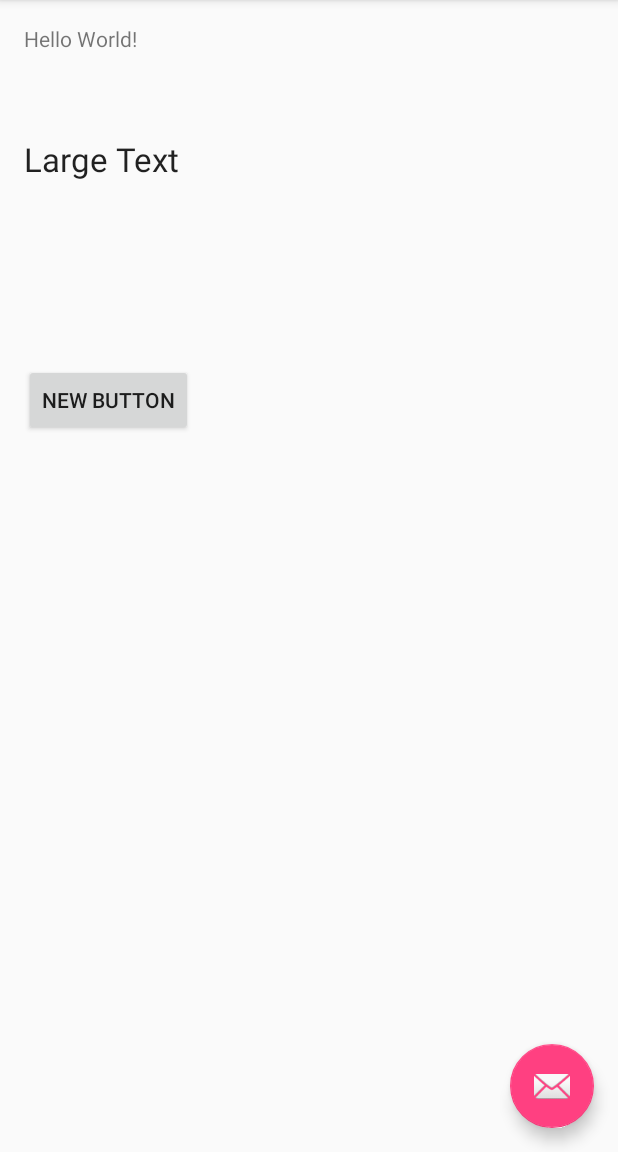
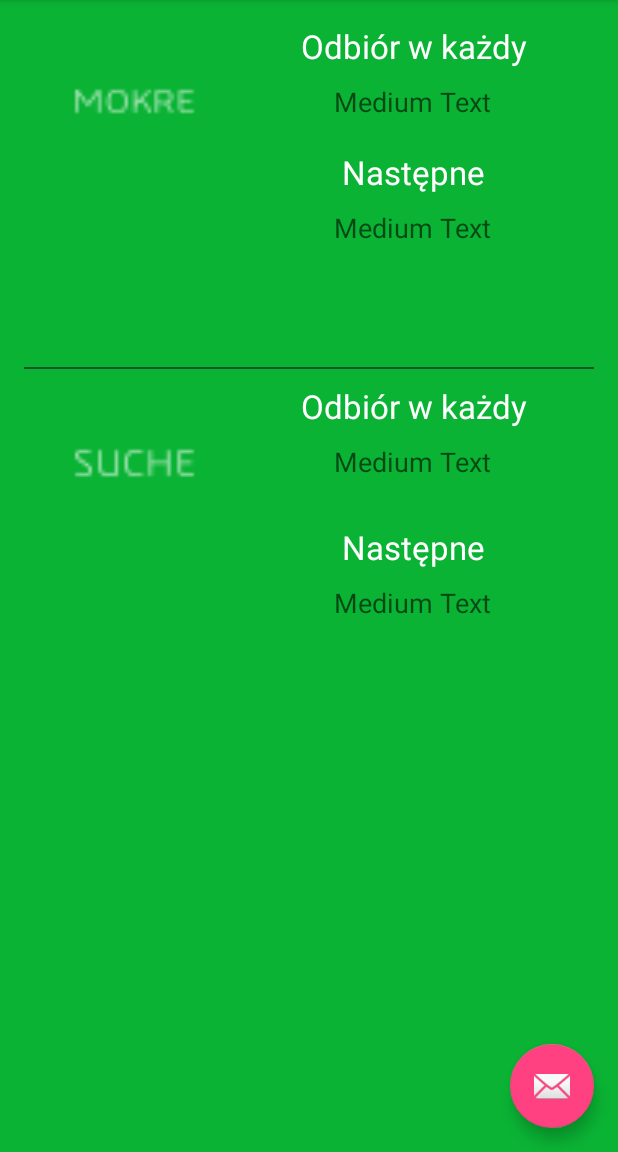
Before and after one commit to DamianNowakk/pamietaj-wyrzuc.to, an Android app: the screen it shows after launch (MainActivity), on a phone screen of 412 x 824 dp, the part 84-1236 px from its top. Run offline under Robolectric (Android 15) with nearby library versions, the phone set to English and light mode, and no system bars; libraries missing offline, so code that uses them is left out: com.loopj.android, cz.msebera.android.

Commit message:
Pierwsza wersja głównego widoku. Dołączone biblioteki do obsługi resta.

```diff
--- a/app/src/main/AndroidManifest.xml
+++ b/app/src/main/AndroidManifest.xml
@@ -28,4 +28,6 @@
         </activity>
     </application>
 
+    <uses-permission android:name="android.permission.INTERNET" />
+    <uses-permission android:name="android.permission.ACCESS_NETWORK_STATE" />
 </manifest>
--- a/app/src/main/res/layout/content_main.xml
+++ b/app/src/main/res/layout/content_main.xml
@@ -1,5 +1,5 @@
 <?xml version="1.0" encoding="utf-8"?>
-<RelativeLayout xmlns:android="http://schemas.android.com/apk/res/android"
+<LinearLayout xmlns:android="http://schemas.android.com/apk/res/android"
     xmlns:app="http://schemas.android.com/apk/res-auto"
     xmlns:tools="http://schemas.android.com/tools"
     android:layout_width="match_parent"
@@ -10,33 +10,143 @@
     android:paddingTop="@dimen/activity_vertical_margin"
     app:layout_behavior="@string/appbar_scrolling_view_behavior"
     tools:context="pl.mod3city.powiadomienia.wyrzucto.MainActivity"
-    tools:showIn="@layout/activity_main">
+    tools:showIn="@layout/activity_main"
+    android:background="#0ab334"
+    android:weightSum="1"
+    android:orientation="vertical">
+
+    <LinearLayout
+        android:orientation="horizontal"
+        android:layout_width="match_parent"
+        android:layout_height="wrap_content"
+        android:layout_weight="0.24"
+        android:weightSum="1">
+
+        <ImageView
+            android:layout_width="wrap_content"
+            android:layout_height="105dp"
+            android:id="@+id/imageView"
+            android:src="@drawable/ic_mokre_text"
+            android:layout_weight="0.25"
+            android:adjustViewBounds="true"
+            android:baselineAlignBottom="false"
+            android:clickable="true" />
+
+        <LinearLayout
+            android:orientation="vertical"
+            android:layout_width="wrap_content"
+            android:layout_height="match_parent"
+            android:layout_gravity="center_vertical"
+            android:layout_weight="0.70">
+
+            <TextView
+                android:layout_width="match_parent"
+                android:layout_height="wrap_content"
+                android:textAppearance="@android:style/TextAppearance.Large"
+                android:text="Odbiór w każdy"
+                android:id="@+id/infoOdbior"
+                android:textAlignment="center"
+                android:textColor="#ffffff" />
 
             <TextView
                 android:layout_width="wrap_content"
                 android:layout_height="wrap_content"
-        android:text="Hello World!"
-        android:id="@+id/textView2" />
+                android:textAppearance="?android:attr/textAppearanceMedium"
+                android:text="Medium Text"
+                android:id="@+id/odbiorMokreKazdy"
+                android:layout_gravity="center_horizontal"
+                android:layout_marginTop="10dp" />
+
+            <TextView
+                android:layout_width="match_parent"
+                android:layout_height="wrap_content"
+                android:textAppearance="?android:attr/textAppearanceLarge"
+                android:text="Następne"
+                android:id="@+id/infoNastepne"
+                android:textAlignment="center"
+                android:textColor="#ffffff"
+                android:layout_marginTop="20dp" />
 
             <TextView
                 android:layout_width="wrap_content"
                 android:layout_height="wrap_content"
+                android:textAppearance="?android:attr/textAppearanceMedium"
+                android:text="Medium Text"
+                android:id="@+id/odbiorMokreNastepne"
+                android:layout_gravity="center_horizontal"
+                android:layout_marginTop="10dp" />
+
+        </LinearLayout>
+    </LinearLayout>
+    <View
+        android:layout_width="fill_parent"
+        android:layout_height="1dip"
+        android:background="#0f552c"
+        android:layout_marginBottom="10dp" />
+    <LinearLayout
+        android:orientation="horizontal"
+        android:layout_width="match_parent"
+        android:layout_height="wrap_content"
+        android:layout_gravity="center_horizontal"
+        android:layout_weight="0.24"
+        android:weightSum="1">
+
+        <ImageView
+            android:layout_width="wrap_content"
+            android:layout_height="105dp"
+            android:id="@+id/imageView2"
+            android:src="@drawable/ic_suche_text"
+            android:layout_weight="0.25"
+            android:longClickable="false"
+            android:cropToPadding="false"
+            android:contextClickable="false"
+            android:baselineAlignBottom="false"
+            android:adjustViewBounds="true"
+            android:clickable="true" />
+
+        <LinearLayout
+            android:orientation="vertical"
+            android:layout_width="wrap_content"
+            android:layout_height="match_parent"
+            android:layout_gravity="center_vertical"
+            android:layout_weight="0.70" >
+
+            <TextView
+                android:layout_width="match_parent"
+                android:layout_height="wrap_content"
                 android:textAppearance="?android:attr/textAppearanceLarge"
-        android:text="Large Text"
-        android:id="@+id/textView"
-        android:layout_below="@+id/textView2"
-        android:layout_alignParentLeft="true"
-        android:layout_alignParentStart="true"
-        android:layout_marginTop="56dp" />
+                android:text="Odbiór w każdy"
+                android:id="@+id/infoOdbior2"
+                android:textAlignment="center"
+                android:textColor="#ffffff" />
 
-    <Button
-        style="?android:attr/buttonStyleSmall"
+            <TextView
                 android:layout_width="wrap_content"
                 android:layout_height="wrap_content"
-        android:text="New Button"
-        android:id="@+id/button"
-        android:layout_marginTop="122dp"
-        android:layout_below="@+id/textView"
-        android:layout_alignParentLeft="true"
-        android:layout_alignParentStart="true" />
-</RelativeLayout>
+                android:textAppearance="?android:attr/textAppearanceMedium"
+                android:text="Medium Text"
+                android:id="@+id/odbiorSucheKazdy"
+                android:layout_gravity="center_horizontal"
+                android:layout_marginTop="10dp" />
+
+            <TextView
+                android:layout_width="match_parent"
+                android:layout_height="wrap_content"
+                android:textAppearance="?android:attr/textAppearanceLarge"
+                android:text="Następne"
+                android:id="@+id/infoNastepne2"
+                android:textAlignment="center"
+                android:textColor="#ffffff"
+                android:layout_marginTop="30dp" />
+
+            <TextView
+                android:layout_width="wrap_content"
+                android:layout_height="wrap_content"
+                android:textAppearance="?android:attr/textAppearanceMedium"
+                android:text="Medium Text"
+                android:id="@+id/odbiorSucheNastepne"
+                android:layout_gravity="center_horizontal"
+                android:layout_marginTop="10dp" />
+        </LinearLayout>
+    </LinearLayout>
+</LinearLayout>
```
Also changed, not shown: app/src/main/java/pl/mod3city/powiadomienia/wyrzucto/MainActivity.java (+9 -0 lines), app/src/main/ic_mokre-web.png (added), app/src/main/res/drawable-hdpi/ic_mokre_text.png (added), app/src/main/res/drawable-hdpi/ic_suche_text.png (added), app/src/main/res/drawable-mdpi/ic_mokre_text.png (added), app/src/main/res/drawable-mdpi/ic_suche_text.png (added), app/src/main/res/drawable-xhdpi/ic_mokre_text.png (added), app/src/main/res/drawable-xhdpi/ic_suche_text.png (added), app/src/main/res/drawable-xxhdpi/ic_mokre_text.png (added), app/src/main/res/drawable-xxhdpi/ic_suche_text.png (added). Lines whose indentation alone changed are shown as unchanged.
